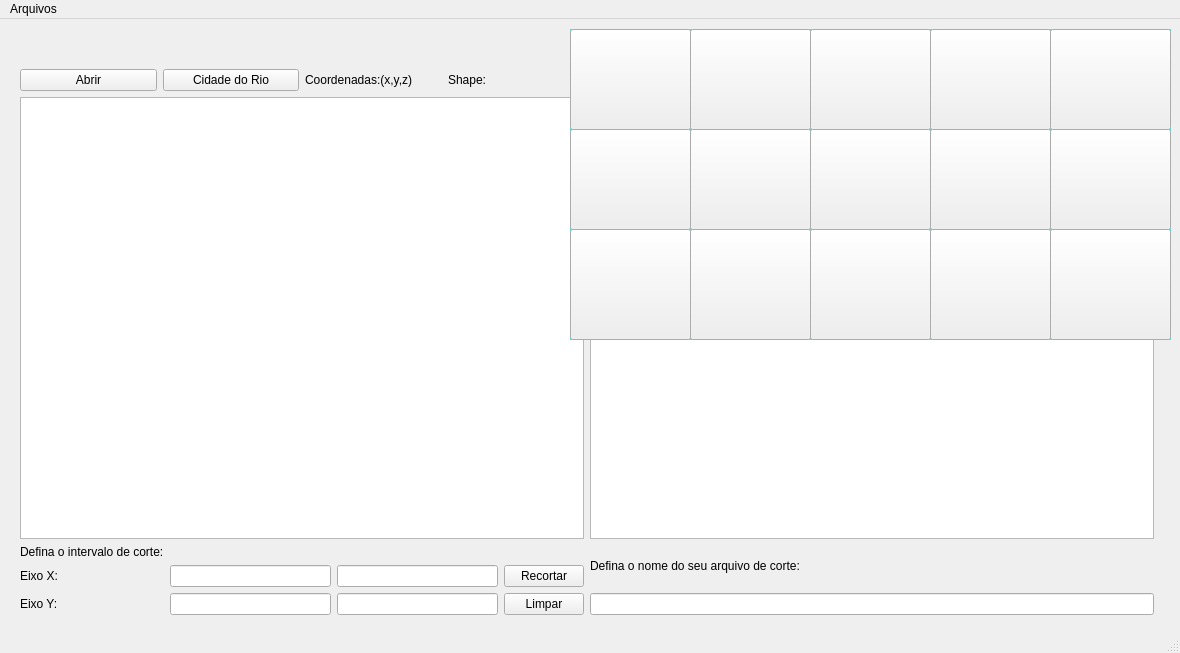
Above: betsabe/open_tif_2.ui from BetSpaguetty/Projeto-Taludes before the change. Below: the same form after it.
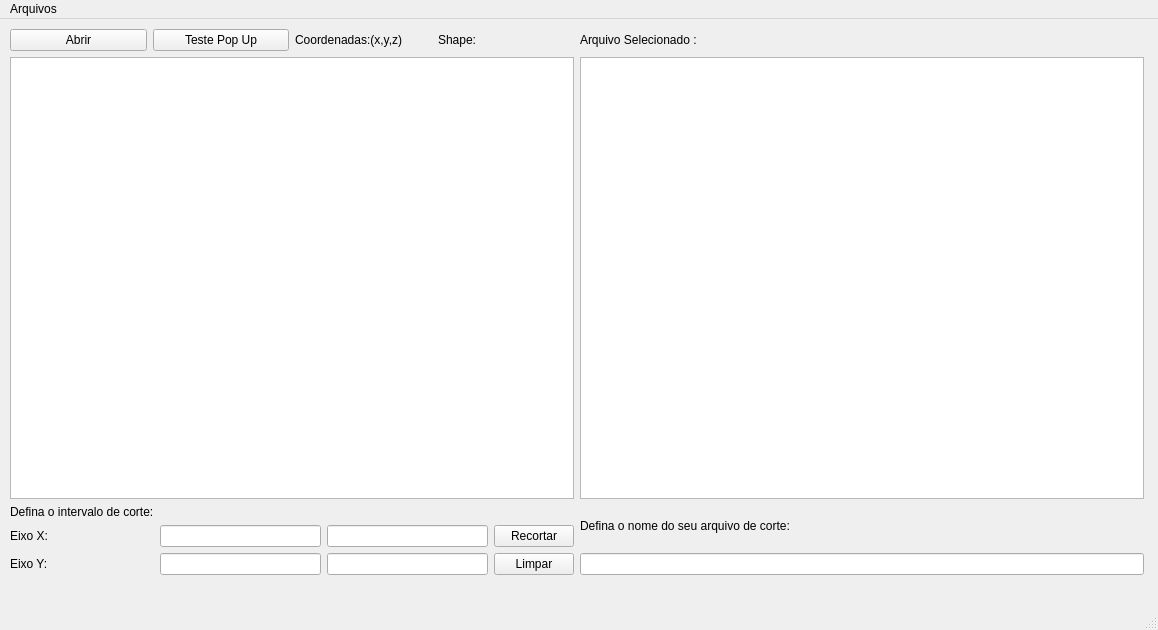
That is the form after the change. Icons and pictures are not drawn.

Diff of the .ui file:
```diff
--- a/betsabe/open_tif_2.ui
+++ b/betsabe/open_tif_2.ui
@@ -6,8 +6,8 @@
    <rect>
     <x>0</x>
     <y>0</y>
-    <width>1180</width>
-    <height>653</height>
+    <width>1158</width>
+    <height>630</height>
    </rect>
   </property>
   <property name="windowTitle">
@@ -17,16 +17,65 @@
    <widget class="QWidget" name="gridLayoutWidget">
     <property name="geometry">
      <rect>
-      <x>20</x>
-      <y>50</y>
+      <x>10</x>
+      <y>10</y>
       <width>1134</width>
       <height>546</height>
      </rect>
     </property>
     <layout class="QGridLayout" name="Layout_Principal">
+     <item row="1" column="0">
+      <widget class="QGraphicsView" name="frame_exibicao_elevacao"/>
+     </item>
      <item row="1" column="1">
       <widget class="QGraphicsView" name="frame_exibicao_gradiente"/>
      </item>
+     <item row="2" column="1">
+      <layout class="QVBoxLayout" name="verticalLayout">
+       <item>
+        <widget class="QLabel" name="label_3">
+         <property name="text">
+          <string>Defina o nome do seu arquivo de corte:</string>
+         </property>
+        </widget>
+       </item>
+       <item>
+        <widget class="QLineEdit" name="nome_arquivo_corte"/>
+       </item>
+      </layout>
+     </item>
+     <item row="0" column="0">
+      <layout class="QGridLayout" name="gridLayout_3">
+       <item row="0" column="3">
+        <widget class="QLabel" name="label_shape">
+         <property name="text">
+          <string>Shape: </string>
+         </property>
+        </widget>
+       </item>
+       <item row="0" column="2">
+        <widget class="QLabel" name="label_coordinates">
+         <property name="text">
+          <string>Coordenadas:(x,y,z)</string>
+         </property>
+        </widget>
+       </item>
+       <item row="0" column="0">
+        <widget class="QPushButton" name="botao_abrir_arquivo">
+         <property name="text">
+          <string>Abrir</string>
+         </property>
+        </widget>
+       </item>
+       <item row="0" column="1">
+        <widget class="QPushButton" name="pushButton">
+         <property name="text">
+          <string>Teste Pop Up</string>
+         </property>
+        </widget>
+       </item>
+      </layout>
+     </item>
      <item row="2" column="0">
       <layout class="QGridLayout" name="gridLayout_2">
        <item row="2" column="0">
@@ -78,55 +127,6 @@
        </item>
       </layout>
      </item>
-     <item row="1" column="0">
-      <widget class="QGraphicsView" name="frame_exibicao_elevacao"/>
-     </item>
-     <item row="2" column="1">
-      <layout class="QVBoxLayout" name="verticalLayout">
-       <item>
-        <widget class="QLabel" name="label_3">
-         <property name="text">
-          <string>Defina o nome do seu arquivo de corte:</string>
-         </property>
-        </widget>
-       </item>
-       <item>
-        <widget class="QLineEdit" name="nome_arquivo_corte"/>
-       </item>
-      </layout>
-     </item>
-     <item row="0" column="0">
-      <layout class="QGridLayout" name="gridLayout_3">
-       <item row="0" column="1">
-        <widget class="QPushButton" name="botao_mapa_rio">
-         <property name="text">
-          <string>Cidade do Rio</string>
-         </property>
-        </widget>
-       </item>
-       <item row="0" column="0">
-        <widget class="QPushButton" name="botao_abrir_arquivo">
-         <property name="text">
-          <string>Abrir</string>
-         </property>
-        </widget>
-       </item>
-       <item row="0" column="2">
-        <widget class="QLabel" name="label_coordinates">
-         <property name="text">
-          <string>Coordenadas:(x,y,z)</string>
-         </property>
-        </widget>
-       </item>
-       <item row="0" column="3">
-        <widget class="QLabel" name="label_shape">
-         <property name="text">
-          <string>Shape: </string>
-         </property>
-        </widget>
-       </item>
-      </layout>
-     </item>
      <item row="0" column="1">
       <layout class="QGridLayout" name="gridLayout">
        <item row="0" column="0">
@@ -140,230 +140,13 @@
      </item>
     </layout>
    </widget>
-   <widget class="QLabel" name="label_mapa_rio">
-    <property name="geometry">
-     <rect>
-      <x>570</x>
-      <y>10</y>
-      <width>601</width>
-      <height>311</height>
-     </rect>
-    </property>
-    <property name="styleSheet">
-     <string notr="true">background-color: rgb(0, 255, 255);</string>
-    </property>
-    <property name="text">
-     <string/>
-    </property>
-    <property name="pixmap">
-     <pixmap>:/teste 2/mapa-rio-de-janeiro.jpg</pixmap>
-    </property>
-    <property name="scaledContents">
-     <bool>true</bool>
-    </property>
-   </widget>
-   <widget class="QPushButton" name="botao_regiao3">
-    <property name="geometry">
-     <rect>
-      <x>570</x>
-      <y>10</y>
-      <width>121</width>
-      <height>101</height>
-     </rect>
-    </property>
-    <property name="text">
-     <string/>
-    </property>
-   </widget>
-   <widget class="QPushButton" name="botao_regiao6">
-    <property name="geometry">
-     <rect>
-      <x>690</x>
-      <y>10</y>
-      <width>121</width>
-      <height>101</height>
-     </rect>
-    </property>
-    <property name="text">
-     <string/>
-    </property>
-   </widget>
-   <widget class="QPushButton" name="botao_regiao9">
-    <property name="geometry">
-     <rect>
-      <x>810</x>
-      <y>10</y>
-      <width>121</width>
-      <height>101</height>
-     </rect>
-    </property>
-    <property name="text">
-     <string/>
-    </property>
-   </widget>
-   <widget class="QPushButton" name="botao_regiao12">
-    <property name="geometry">
-     <rect>
-      <x>930</x>
-      <y>10</y>
-      <width>121</width>
-      <height>101</height>
-     </rect>
-    </property>
-    <property name="text">
-     <string/>
-    </property>
-   </widget>
-   <widget class="QPushButton" name="botao_regiao2">
-    <property name="geometry">
-     <rect>
-      <x>570</x>
-      <y>110</y>
-      <width>121</width>
-      <height>101</height>
-     </rect>
-    </property>
-    <property name="text">
-     <string/>
-    </property>
-   </widget>
-   <widget class="QPushButton" name="botao_regiao5">
-    <property name="geometry">
-     <rect>
-      <x>690</x>
-      <y>110</y>
-      <width>121</width>
-      <height>101</height>
-     </rect>
-    </property>
-    <property name="text">
-     <string/>
-    </property>
-   </widget>
-   <widget class="QPushButton" name="botao_regiao8">
-    <property name="geometry">
-     <rect>
-      <x>810</x>
-      <y>110</y>
-      <width>121</width>
-      <height>101</height>
-     </rect>
-    </property>
-    <property name="text">
-     <string/>
-    </property>
-   </widget>
-   <widget class="QPushButton" name="botao_regiao11">
-    <property name="geometry">
-     <rect>
-      <x>930</x>
-      <y>110</y>
-      <width>121</width>
-      <height>101</height>
-     </rect>
-    </property>
-    <property name="text">
-     <string/>
-    </property>
-   </widget>
-   <widget class="QPushButton" name="botao_regiao1">
-    <property name="geometry">
-     <rect>
-      <x>570</x>
-      <y>210</y>
-      <width>121</width>
-      <height>111</height>
-     </rect>
-    </property>
-    <property name="text">
-     <string/>
-    </property>
-   </widget>
-   <widget class="QPushButton" name="botao_regiao4">
-    <property name="geometry">
-     <rect>
-      <x>690</x>
-      <y>210</y>
-      <width>121</width>
-      <height>111</height>
-     </rect>
-    </property>
-    <property name="text">
-     <string/>
-    </property>
-   </widget>
-   <widget class="QPushButton" name="botao_regiao7">
-    <property name="geometry">
-     <rect>
-      <x>810</x>
-      <y>210</y>
-      <width>121</width>
-      <height>111</height>
-     </rect>
-    </property>
-    <property name="text">
-     <string/>
-    </property>
-   </widget>
-   <widget class="QPushButton" name="botao_regiao10">
-    <property name="geometry">
-     <rect>
-      <x>930</x>
-      <y>210</y>
-      <width>121</width>
-      <height>111</height>
-     </rect>
-    </property>
-    <property name="text">
-     <string/>
-    </property>
-   </widget>
-   <widget class="QPushButton" name="botao_regiao15">
-    <property name="geometry">
-     <rect>
-      <x>1050</x>
-      <y>10</y>
-      <width>121</width>
-      <height>101</height>
-     </rect>
-    </property>
-    <property name="text">
-     <string/>
-    </property>
-   </widget>
-   <widget class="QPushButton" name="botao_regiao14">
-    <property name="geometry">
-     <rect>
-      <x>1050</x>
-      <y>110</y>
-      <width>121</width>
-      <height>101</height>
-     </rect>
-    </property>
-    <property name="text">
-     <string/>
-    </property>
-   </widget>
-   <widget class="QPushButton" name="botao_regiao13">
-    <property name="geometry">
-     <rect>
-      <x>1050</x>
-      <y>210</y>
-      <width>121</width>
-      <height>111</height>
-     </rect>
-    </property>
-    <property name="text">
-     <string/>
-    </property>
-   </widget>
   </widget>
   <widget class="QMenuBar" name="menubar">
    <property name="geometry">
     <rect>
      <x>0</x>
      <y>0</y>
-     <width>1180</width>
+     <width>1158</width>
      <height>21</height>
     </rect>
    </property>
```
Left out of the diff: 420 changed lines with no effect on the pictures.
